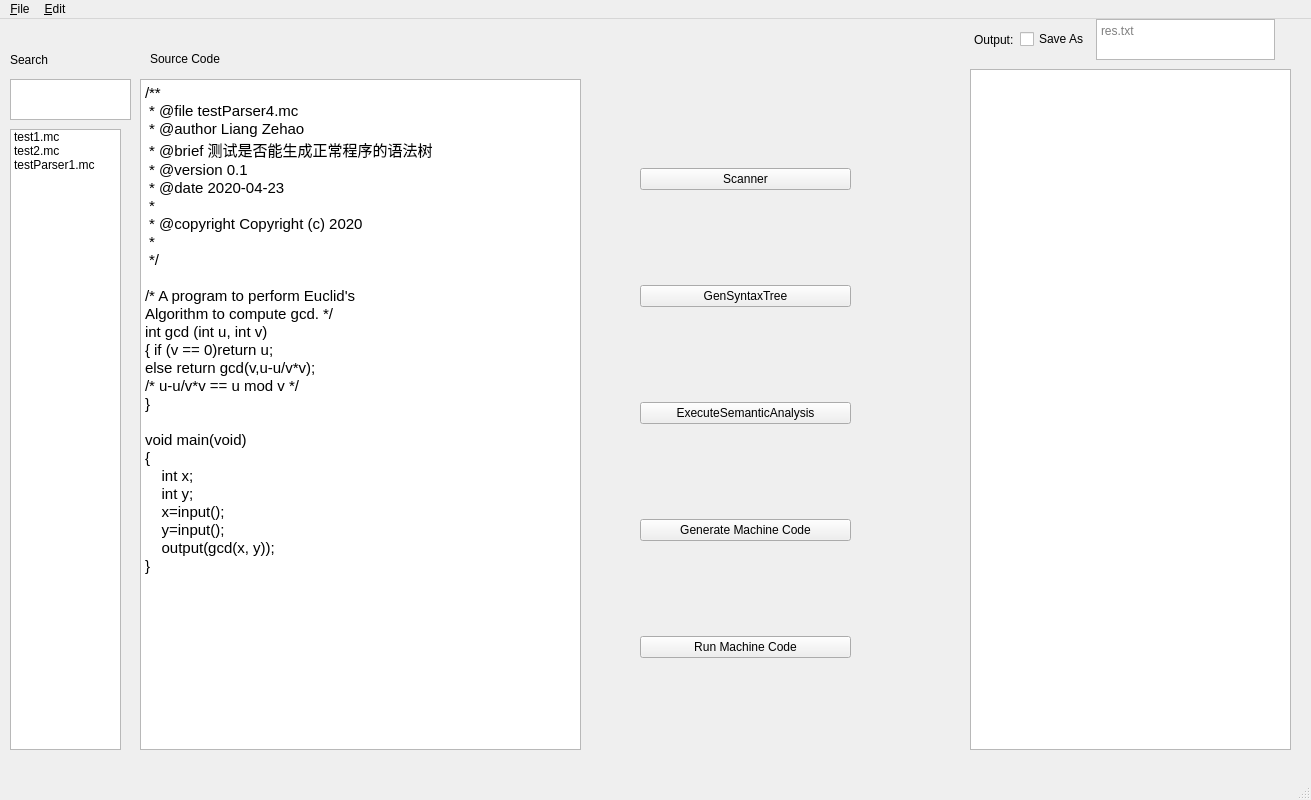
Old version of the form minic-editor/editor.ui in the repository rattonlzh/minic.
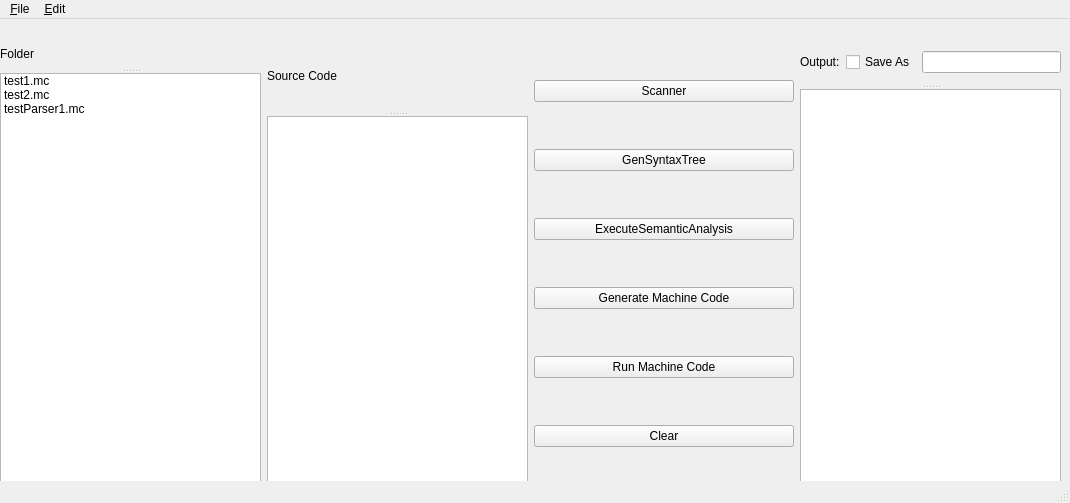
New version of the form.

Patch:
```diff
--- a/minic-editor/editor.ui
+++ b/minic-editor/editor.ui
@@ -6,92 +6,50 @@
    <rect>
     <x>0</x>
     <y>0</y>
-    <width>1311</width>
-    <height>800</height>
+    <width>1070</width>
+    <height>503</height>
    </rect>
   </property>
+  <property name="sizePolicy">
+   <sizepolicy hsizetype="Expanding" vsizetype="Expanding">
+    <horstretch>0</horstretch>
+    <verstretch>0</verstretch>
+   </sizepolicy>
+  </property>
   <property name="windowTitle">
    <string>Editor</string>
   </property>
   <widget class="QWidget" name="centralwidget">
-   <widget class="QTextEdit" name="codeArea">
+   <property name="sizePolicy">
+    <sizepolicy hsizetype="Maximum" vsizetype="Maximum">
+     <horstretch>0</horstretch>
+     <verstretch>0</verstretch>
+    </sizepolicy>
+   </property>
+   <widget class="QWidget" name="">
     <property name="geometry">
      <rect>
-      <x>140</x>
-      <y>60</y>
-      <width>441</width>
-      <height>671</height>
+      <x>0</x>
+      <y>20</y>
+      <width>1061</width>
+      <height>451</height>
      </rect>
     </property>
-    <property name="sizeAdjustPolicy">
-     <enum>QAbstractScrollArea::AdjustToContents</enum>
-    </property>
-    <property name="html">
-     <string>&lt;!DOCTYPE HTML PUBLIC &quot;-//W3C//DTD HTML 4.0//EN&quot; &quot;http://www.w3.org/TR/REC-html40/strict.dtd&quot;&gt;
-&lt;html&gt;&lt;head&gt;&lt;meta name=&quot;qrichtext&quot; content=&quot;1&quot; /&gt;&lt;style type=&quot;text/css&quot;&gt;
-p, li { white-space: pre-wrap; }
-&lt;/style&gt;&lt;/head&gt;&lt;body style=&quot; font-family:'Ubuntu'; font-size:11pt; font-weight:400; font-style:normal;&quot;&gt;
-&lt;p style=&quot; margin-top:0px; margin-bottom:0px; margin-left:0px; margin-right:0px; -qt-block-indent:0; text-indent:0px;&quot;&gt;&lt;span style=&quot; font-family:'Ubuntu';&quot;&gt;/**&lt;/span&gt;&lt;/p&gt;
-&lt;p style=&quot; margin-top:0px; margin-bottom:0px; margin-left:0px; margin-right:0px; -qt-block-indent:0; text-indent:0px;&quot;&gt;&lt;span style=&quot; font-family:'Ubuntu';&quot;&gt; * @file testParser4.mc&lt;/span&gt;&lt;/p&gt;
-&lt;p style=&quot; margin-top:0px; margin-bottom:0px; margin-left:0px; margin-right:0px; -qt-block-indent:0; text-indent:0px;&quot;&gt;&lt;span style=&quot; font-family:'Ubuntu';&quot;&gt; * @author Liang Zehao&lt;/span&gt;&lt;/p&gt;
-&lt;p style=&quot; margin-top:0px; margin-bottom:0px; margin-left:0px; margin-right:0px; -qt-block-indent:0; text-indent:0px;&quot;&gt;&lt;span style=&quot; font-family:'Ubuntu';&quot;&gt; * @brief 测试是否能生成正常程序的语法树&lt;/span&gt;&lt;/p&gt;
-&lt;p style=&quot; margin-top:0px; margin-bottom:0px; margin-left:0px; margin-right:0px; -qt-block-indent:0; text-indent:0px;&quot;&gt;&lt;span style=&quot; font-family:'Ubuntu';&quot;&gt; * @version 0.1&lt;/span&gt;&lt;/p&gt;
-&lt;p style=&quot; margin-top:0px; margin-bottom:0px; margin-left:0px; margin-right:0px; -qt-block-indent:0; text-indent:0px;&quot;&gt;&lt;span style=&quot; font-family:'Ubuntu';&quot;&gt; * @date 2020-04-23&lt;/span&gt;&lt;/p&gt;
-&lt;p style=&quot; margin-top:0px; margin-bottom:0px; margin-left:0px; margin-right:0px; -qt-block-indent:0; text-indent:0px;&quot;&gt;&lt;span style=&quot; font-family:'Ubuntu';&quot;&gt; * &lt;/span&gt;&lt;/p&gt;
-&lt;p style=&quot; margin-top:0px; margin-bottom:0px; margin-left:0px; margin-right:0px; -qt-block-indent:0; text-indent:0px;&quot;&gt;&lt;span style=&quot; font-family:'Ubuntu';&quot;&gt; * @copyright Copyright (c) 2020&lt;/span&gt;&lt;/p&gt;
-&lt;p style=&quot; margin-top:0px; margin-bottom:0px; margin-left:0px; margin-right:0px; -qt-block-indent:0; text-indent:0px;&quot;&gt;&lt;span style=&quot; font-family:'Ubuntu';&quot;&gt; * &lt;/span&gt;&lt;/p&gt;
-&lt;p style=&quot; margin-top:0px; margin-bottom:0px; margin-left:0px; margin-right:0px; -qt-block-indent:0; text-indent:0px;&quot;&gt;&lt;span style=&quot; font-family:'Ubuntu';&quot;&gt; */&lt;/span&gt;&lt;/p&gt;
-&lt;p style=&quot;-qt-paragraph-type:empty; margin-top:0px; margin-bottom:0px; margin-left:0px; margin-right:0px; -qt-block-indent:0; text-indent:0px; font-family:'Ubuntu';&quot;&gt;&lt;br /&gt;&lt;/p&gt;
-&lt;p style=&quot; margin-top:0px; margin-bottom:0px; margin-left:0px; margin-right:0px; -qt-block-indent:0; text-indent:0px;&quot;&gt;&lt;span style=&quot; font-family:'Ubuntu';&quot;&gt;/* A program to perform Euclid's&lt;/span&gt;&lt;/p&gt;
-&lt;p style=&quot; margin-top:0px; margin-bottom:0px; margin-left:0px; margin-right:0px; -qt-block-indent:0; text-indent:0px;&quot;&gt;&lt;span style=&quot; font-family:'Ubuntu';&quot;&gt;Algorithm to compute gcd. */&lt;/span&gt;&lt;/p&gt;
-&lt;p style=&quot; margin-top:0px; margin-bottom:0px; margin-left:0px; margin-right:0px; -qt-block-indent:0; text-indent:0px;&quot;&gt;&lt;span style=&quot; font-family:'Ubuntu';&quot;&gt;int gcd (int u, int v)&lt;/span&gt;&lt;/p&gt;
-&lt;p style=&quot; margin-top:0px; margin-bottom:0px; margin-left:0px; margin-right:0px; -qt-block-indent:0; text-indent:0px;&quot;&gt;&lt;span style=&quot; font-family:'Ubuntu';&quot;&gt;{ if (v == 0)return u;&lt;/span&gt;&lt;/p&gt;
-&lt;p style=&quot; margin-top:0px; margin-bottom:0px; margin-left:0px; margin-right:0px; -qt-block-indent:0; text-indent:0px;&quot;&gt;&lt;span style=&quot; font-family:'Ubuntu';&quot;&gt;else return gcd(v,u-u/v*v);&lt;/span&gt;&lt;/p&gt;
-&lt;p style=&quot; margin-top:0px; margin-bottom:0px; margin-left:0px; margin-right:0px; -qt-block-indent:0; text-indent:0px;&quot;&gt;&lt;span style=&quot; font-family:'Ubuntu';&quot;&gt;/* u-u/v*v == u mod v */&lt;/span&gt;&lt;/p&gt;
-&lt;p style=&quot; margin-top:0px; margin-bottom:0px; margin-left:0px; margin-right:0px; -qt-block-indent:0; text-indent:0px;&quot;&gt;&lt;span style=&quot; font-family:'Ubuntu';&quot;&gt;}&lt;/span&gt;&lt;/p&gt;
-&lt;p style=&quot;-qt-paragraph-type:empty; margin-top:0px; margin-bottom:0px; margin-left:0px; margin-right:0px; -qt-block-indent:0; text-indent:0px; font-family:'Ubuntu';&quot;&gt;&lt;br /&gt;&lt;/p&gt;
-&lt;p style=&quot; margin-top:0px; margin-bottom:0px; margin-left:0px; margin-right:0px; -qt-block-indent:0; text-indent:0px;&quot;&gt;&lt;span style=&quot; font-family:'Ubuntu';&quot;&gt;void main(void)&lt;/span&gt;&lt;/p&gt;
-&lt;p style=&quot; margin-top:0px; margin-bottom:0px; margin-left:0px; margin-right:0px; -qt-block-indent:0; text-indent:0px;&quot;&gt;&lt;span style=&quot; font-family:'Ubuntu';&quot;&gt;{ &lt;/span&gt;&lt;/p&gt;
-&lt;p style=&quot; margin-top:0px; margin-bottom:0px; margin-left:0px; margin-right:0px; -qt-block-indent:0; text-indent:0px;&quot;&gt;&lt;span style=&quot; font-family:'Ubuntu';&quot;&gt;    int x;&lt;/span&gt;&lt;/p&gt;
-&lt;p style=&quot; margin-top:0px; margin-bottom:0px; margin-left:0px; margin-right:0px; -qt-block-indent:0; text-indent:0px;&quot;&gt;&lt;span style=&quot; font-family:'Ubuntu';&quot;&gt;    int y;&lt;/span&gt;&lt;/p&gt;
-&lt;p style=&quot; margin-top:0px; margin-bottom:0px; margin-left:0px; margin-right:0px; -qt-block-indent:0; text-indent:0px;&quot;&gt;&lt;span style=&quot; font-family:'Ubuntu';&quot;&gt;    x=input();&lt;/span&gt;&lt;/p&gt;
-&lt;p style=&quot; margin-top:0px; margin-bottom:0px; margin-left:0px; margin-right:0px; -qt-block-indent:0; text-indent:0px;&quot;&gt;&lt;span style=&quot; font-family:'Ubuntu';&quot;&gt;    y=input();&lt;/span&gt;&lt;/p&gt;
-&lt;p style=&quot; margin-top:0px; margin-bottom:0px; margin-left:0px; margin-right:0px; -qt-block-indent:0; text-indent:0px;&quot;&gt;&lt;span style=&quot; font-family:'Ubuntu';&quot;&gt;    output(gcd(x, y));&lt;/span&gt;&lt;/p&gt;
-&lt;p style=&quot; margin-top:0px; margin-bottom:0px; margin-left:0px; margin-right:0px; -qt-block-indent:0; text-indent:0px;&quot;&gt;&lt;span style=&quot; font-family:'Ubuntu';&quot;&gt;}&lt;/span&gt;&lt;/p&gt;&lt;/body&gt;&lt;/html&gt;</string>
-    </property>
-   </widget>
-   <widget class="QPlainTextEdit" name="search">
-    <property name="geometry">
-     <rect>
-      <x>10</x>
-      <y>60</y>
-      <width>121</width>
-      <height>41</height>
-     </rect>
-    </property>
-   </widget>
+    <layout class="QHBoxLayout" name="horizontalLayout_2">
+     <property name="sizeConstraint">
+      <enum>QLayout::SetMaximumSize</enum>
+     </property>
+     <item>
+      <widget class="QSplitter" name="splitter_2">
+       <property name="orientation">
+        <enum>Qt::Vertical</enum>
+       </property>
    <widget class="QLabel" name="label_2">
-    <property name="geometry">
-     <rect>
-      <x>10</x>
-      <y>30</y>
-      <width>80</width>
-      <height>21</height>
-     </rect>
-    </property>
     <property name="text">
-     <string>Search</string>
+         <string>Folder</string>
     </property>
    </widget>
    <widget class="QListWidget" name="listWidget">
-    <property name="geometry">
-     <rect>
-      <x>10</x>
-      <y>110</y>
-      <width>111</width>
-      <height>621</height>
-     </rect>
-    </property>
     <item>
      <property name="text">
       <string>test1.mc</string>
@@ -108,28 +66,33 @@
      </property>
     </item>
    </widget>
+      </widget>
+     </item>
+     <item>
+      <widget class="QSplitter" name="splitter">
+       <property name="orientation">
+        <enum>Qt::Vertical</enum>
+       </property>
    <widget class="QLabel" name="label_3">
-    <property name="geometry">
-     <rect>
-      <x>150</x>
-      <y>30</y>
-      <width>121</width>
-      <height>20</height>
-     </rect>
-    </property>
     <property name="text">
      <string>Source Code</string>
     </property>
    </widget>
-   <widget class="QWidget" name="layoutWidget">
-    <property name="geometry">
-     <rect>
-      <x>640</x>
-      <y>60</y>
-      <width>211</width>
-      <height>671</height>
-     </rect>
-    </property>
+       <widget class="QTextEdit" name="codeArea">
+        <property name="sizeAdjustPolicy">
+         <enum>QAbstractScrollArea::AdjustToContents</enum>
+        </property>
+        <property name="html">
+         <string>&lt;!DOCTYPE HTML PUBLIC &quot;-//W3C//DTD HTML 4.0//EN&quot; &quot;http://www.w3.org/TR/REC-html40/strict.dtd&quot;&gt;
+&lt;html&gt;&lt;head&gt;&lt;meta name=&quot;qrichtext&quot; content=&quot;1&quot; /&gt;&lt;style type=&quot;text/css&quot;&gt;
+p, li { white-space: pre-wrap; }
+&lt;/style&gt;&lt;/head&gt;&lt;body style=&quot; font-family:'Ubuntu'; font-size:11pt; font-weight:400; font-style:normal;&quot;&gt;
+&lt;p style=&quot;-qt-paragraph-type:empty; margin-top:0px; margin-bottom:0px; margin-left:0px; margin-right:0px; -qt-block-indent:0; text-indent:0px; font-family:'Ubuntu';&quot;&gt;&lt;br /&gt;&lt;/p&gt;&lt;/body&gt;&lt;/html&gt;</string>
+        </property>
+       </widget>
+      </widget>
+     </item>
+     <item>
     <layout class="QVBoxLayout" name="verticalLayout">
      <item>
       <widget class="QPushButton" name="scannerBtn">
@@ -166,17 +129,21 @@
        </property>
       </widget>
      </item>
-    </layout>
-   </widget>
+       <item>
+        <widget class="QPushButton" name="clearBtn">
+         <property name="text">
+          <string>Clear</string>
+         </property>
+        </widget>
+       </item>
+      </layout>
+     </item>
+     <item>
+      <widget class="QSplitter" name="splitter_3">
+       <property name="orientation">
+        <enum>Qt::Vertical</enum>
+       </property>
    <widget class="QWidget" name="layoutWidget">
-    <property name="geometry">
-     <rect>
-      <x>974</x>
-      <y>0</y>
-      <width>301</width>
-      <height>41</height>
-     </rect>
-    </property>
     <layout class="QHBoxLayout" name="horizontalLayout">
      <item>
       <widget class="QLabel" name="label">
@@ -193,53 +160,14 @@
       </widget>
      </item>
      <item>
-      <widget class="QPlainTextEdit" name="savePath">
-       <property name="sizePolicy">
-        <sizepolicy hsizetype="Expanding" vsizetype="Fixed">
-         <horstretch>0</horstretch>
-         <verstretch>0</verstretch>
-        </sizepolicy>
-       </property>
-       <property name="maximumSize">
-        <size>
-         <width>256</width>
-         <height>192</height>
-        </size>
-       </property>
-       <property name="baseSize">
-        <size>
-         <width>0</width>
-         <height>10</height>
-        </size>
-       </property>
-       <property name="locale">
-        <locale language="Chinese" country="China"/>
-       </property>
-       <property name="sizeAdjustPolicy">
-        <enum>QAbstractScrollArea::AdjustToContents</enum>
-       </property>
-       <property name="lineWrapMode">
-        <enum>QPlainTextEdit::NoWrap</enum>
-       </property>
-       <property name="readOnly">
-        <bool>false</bool>
-       </property>
-       <property name="placeholderText">
-        <string>res.txt</string>
-       </property>
-      </widget>
+          <widget class="QLineEdit" name="lineEdit"/>
      </item>
     </layout>
    </widget>
-   <widget class="QTextBrowser" name="outputArea">
-    <property name="geometry">
-     <rect>
-      <x>970</x>
-      <y>50</y>
-      <width>321</width>
-      <height>681</height>
-     </rect>
-    </property>
+       <widget class="QTextBrowser" name="outputArea"/>
+      </widget>
+     </item>
+    </layout>
    </widget>
   </widget>
   <widget class="QMenuBar" name="menubar">
@@ -247,7 +175,7 @@
     <rect>
      <x>0</x>
      <y>0</y>
-     <width>1311</width>
+     <width>1070</width>
      <height>26</height>
     </rect>
    </property>
```
Lines whose indentation alone changed are shown as unchanged.
